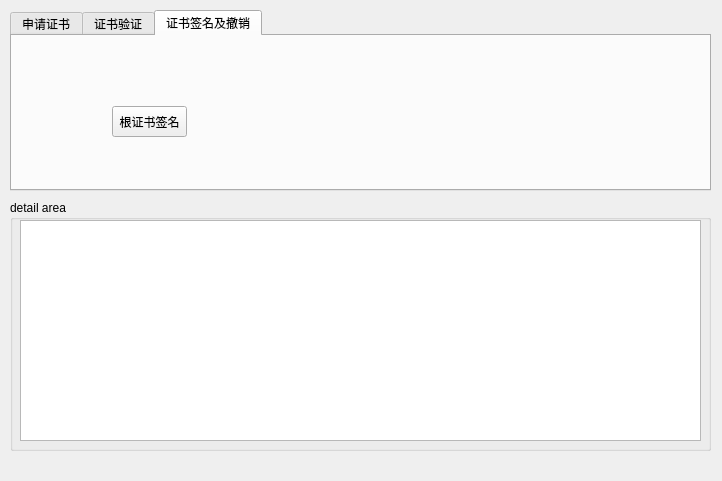
This is mainwindow.ui in zengrx/openssl_ca as Qt 5 draws it before an edit. The edited form follows.
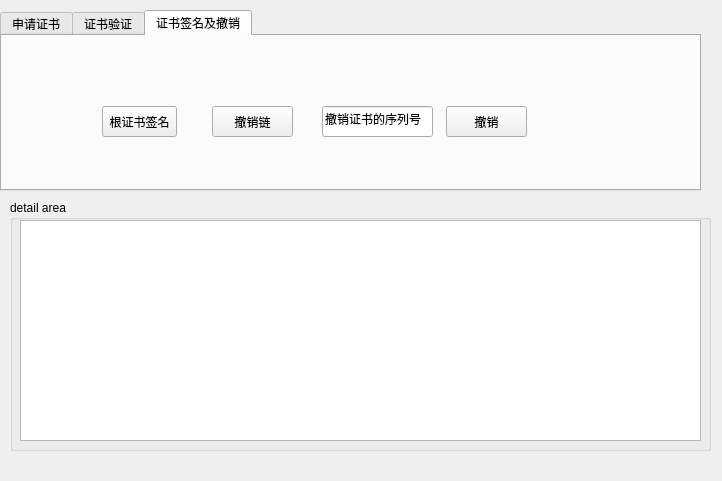
This is the edited form. The open tabs and pages were chosen to show the change.

Patch:
```diff
--- a/mainwindow.ui
+++ b/mainwindow.ui
@@ -46,7 +46,7 @@
    <widget class="QTabWidget" name="tabWidget">
     <property name="geometry">
      <rect>
-      <x>10</x>
+      <x>0</x>
       <y>10</y>
       <width>701</width>
       <height>181</height>
@@ -513,6 +513,45 @@
        <string>根证书签名</string>
       </property>
      </widget>
+     <widget class="QPushButton" name="pushButton_3">
+      <property name="geometry">
+       <rect>
+        <x>210</x>
+        <y>70</y>
+        <width>81</width>
+        <height>31</height>
+       </rect>
+      </property>
+      <property name="text">
+       <string>撤销链</string>
+      </property>
+     </widget>
+     <widget class="QPushButton" name="pushButton_4">
+      <property name="geometry">
+       <rect>
+        <x>444</x>
+        <y>70</y>
+        <width>81</width>
+        <height>31</height>
+       </rect>
+      </property>
+      <property name="text">
+       <string>撤销</string>
+      </property>
+     </widget>
+     <widget class="QLineEdit" name="lineEdit_9">
+      <property name="geometry">
+       <rect>
+        <x>320</x>
+        <y>70</y>
+        <width>111</width>
+        <height>31</height>
+       </rect>
+      </property>
+      <property name="text">
+       <string>撤销证书的序列号</string>
+      </property>
+     </widget>
     </widget>
    </widget>
   </widget>
```
Left out of the diff: 2 changed lines with no effect on the pictures.
